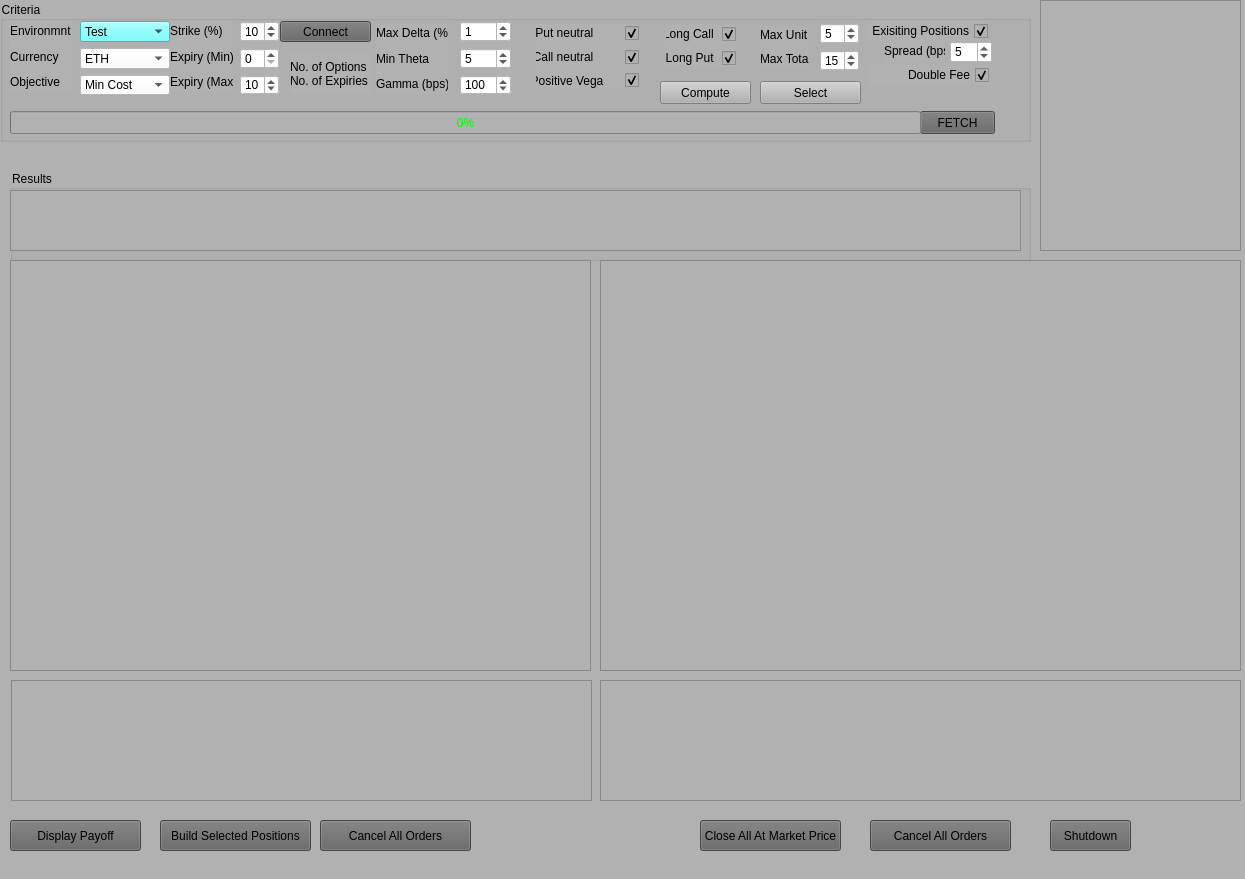
This is UI/optionAtilla.ui in NickyBenz/optionAtilla as Qt 5 draws it before an edit. The edited form follows.
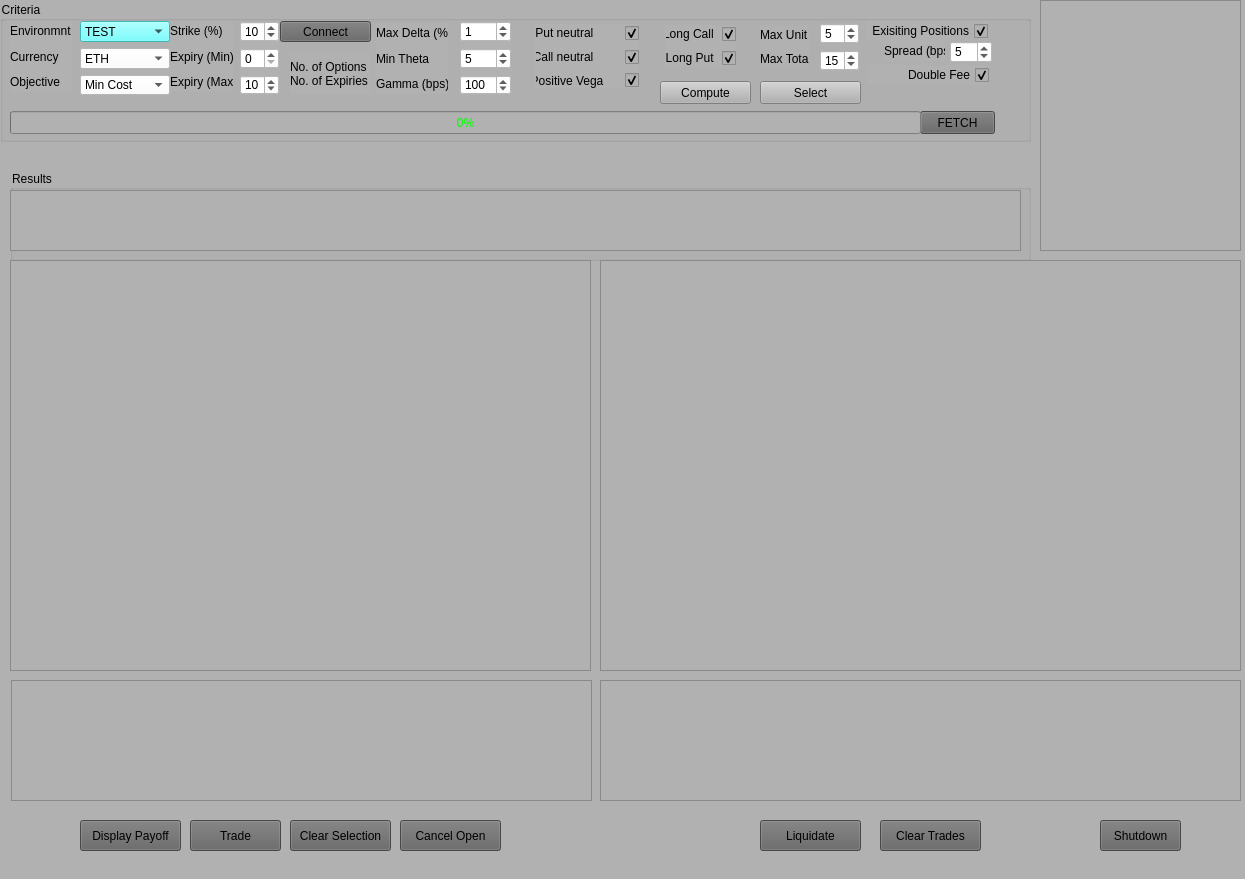
This is the edited form.

The edit to the form file:
```diff
--- a/UI/optionAtilla.ui
+++ b/UI/optionAtilla.ui
@@ -275,7 +275,7 @@
         </property>
         <item>
          <property name="text">
-          <string>Test</string>
+          <string>TEST</string>
          </property>
         </item>
         <item>
@@ -680,9 +680,9 @@
    <widget class="QPushButton" name="pushButtonExecute">
     <property name="geometry">
      <rect>
-      <x>160</x>
+      <x>190</x>
       <y>820</y>
-      <width>151</width>
+      <width>91</width>
       <height>31</height>
      </rect>
     </property>
@@ -690,15 +690,15 @@
      <string notr="true">background-color: rgb(100, 100, 100);</string>
     </property>
     <property name="text">
-     <string>Build Selected Positions</string>
+     <string>Trade</string>
     </property>
    </widget>
    <widget class="QPushButton" name="pushButtonLiquidate">
     <property name="geometry">
      <rect>
-      <x>700</x>
+      <x>760</x>
       <y>820</y>
-      <width>141</width>
+      <width>101</width>
       <height>31</height>
      </rect>
     </property>
@@ -706,7 +706,7 @@
      <string notr="true">background-color: rgb(100, 100, 100);</string>
     </property>
     <property name="text">
-     <string>Close All At Market Price</string>
+     <string>Liquidate</string>
     </property>
    </widget>
    <widget class="QTableView" name="tableSelections">
@@ -728,9 +728,9 @@
    <widget class="QPushButton" name="pushButtonDisplay">
     <property name="geometry">
      <rect>
-      <x>10</x>
+      <x>80</x>
       <y>820</y>
-      <width>131</width>
+      <width>101</width>
       <height>31</height>
      </rect>
     </property>
@@ -760,7 +760,7 @@
    <widget class="QPushButton" name="pushButtonClose">
     <property name="geometry">
      <rect>
-      <x>1050</x>
+      <x>1100</x>
       <y>820</y>
       <width>81</width>
       <height>31</height>
@@ -796,9 +796,9 @@
    <widget class="QPushButton" name="pushButtonClearSelectionOrders">
     <property name="geometry">
      <rect>
-      <x>320</x>
+      <x>290</x>
       <y>820</y>
-      <width>151</width>
+      <width>101</width>
       <height>31</height>
      </rect>
     </property>
@@ -806,15 +806,15 @@
      <string notr="true">background-color: rgb(100, 100, 100);</string>
     </property>
     <property name="text">
-     <string>Cancel All Orders</string>
+     <string>Clear Selection</string>
     </property>
    </widget>
    <widget class="QPushButton" name="pushButtonCancelLiquidateOrders">
     <property name="geometry">
      <rect>
-      <x>870</x>
+      <x>400</x>
       <y>820</y>
-      <width>141</width>
+      <width>101</width>
       <height>31</height>
      </rect>
     </property>
@@ -822,7 +822,23 @@
      <string notr="true">background-color: rgb(100, 100, 100);</string>
     </property>
     <property name="text">
-     <string>Cancel All Orders</string>
+     <string>Cancel Open</string>
+    </property>
+   </widget>
+   <widget class="QPushButton" name="pushButtonClearTrades">
+    <property name="geometry">
+     <rect>
+      <x>880</x>
+      <y>820</y>
+      <width>101</width>
+      <height>31</height>
+     </rect>
+    </property>
+    <property name="styleSheet">
+     <string notr="true">background-color: rgb(100, 100, 100);</string>
+    </property>
+    <property name="text">
+     <string>Clear Trades</string>
     </property>
    </widget>
   </widget>
```
Left out of the diff: 8 changed lines with no effect on the pictures.
